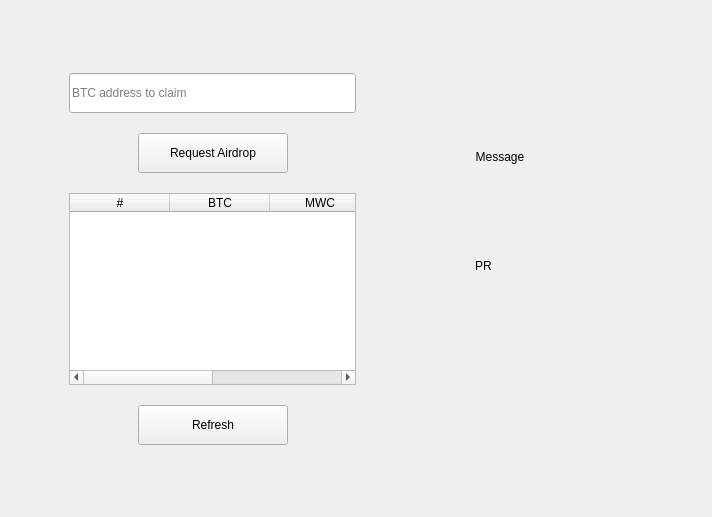
Old version of the form windows/m_airdrop.ui in the repository 0xkobe/mwc-wallet.
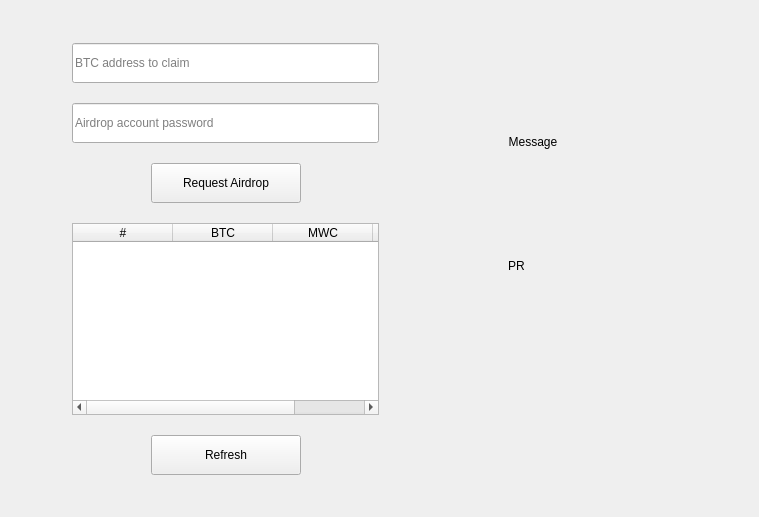
New version of the form. Custom widgets are drawn as their Qt base class.

```diff
--- a/windows/m_airdrop.ui
+++ b/windows/m_airdrop.ui
@@ -6,7 +6,7 @@
    <rect>
     <x>0</x>
     <y>0</y>
-    <width>712</width>
+    <width>759</width>
     <height>517</height>
    </rect>
   </property>
@@ -94,6 +94,28 @@
           </property>
          </widget>
         </item>
+        <item>
+         <widget class="control::MwcLineEditNormal" name="passwordAirdrop">
+          <property name="minimumSize">
+           <size>
+            <width>0</width>
+            <height>40</height>
+           </size>
+          </property>
+          <property name="maximumSize">
+           <size>
+            <width>16777215</width>
+            <height>40</height>
+           </size>
+          </property>
+          <property name="echoMode">
+           <enum>QLineEdit::Password</enum>
+          </property>
+          <property name="placeholderText">
+           <string>Airdrop account password</string>
+          </property>
+         </widget>
+        </item>
         <item>
          <layout class="QHBoxLayout" name="horizontalLayout" stretch="1,1,1">
           <item>
```
